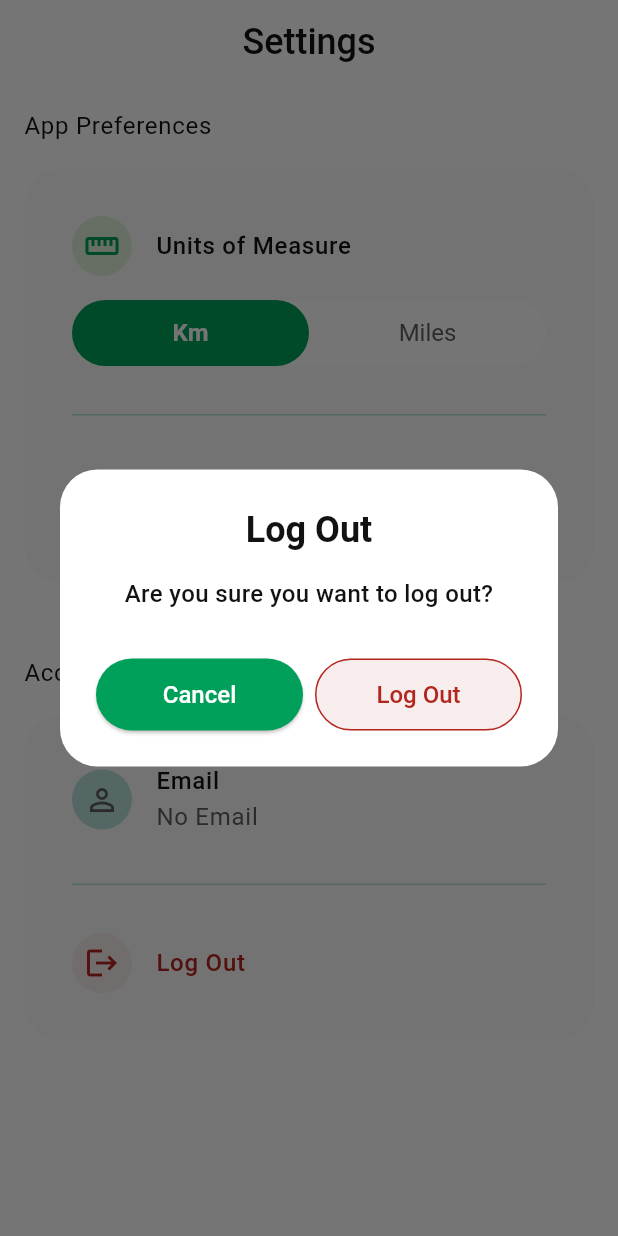
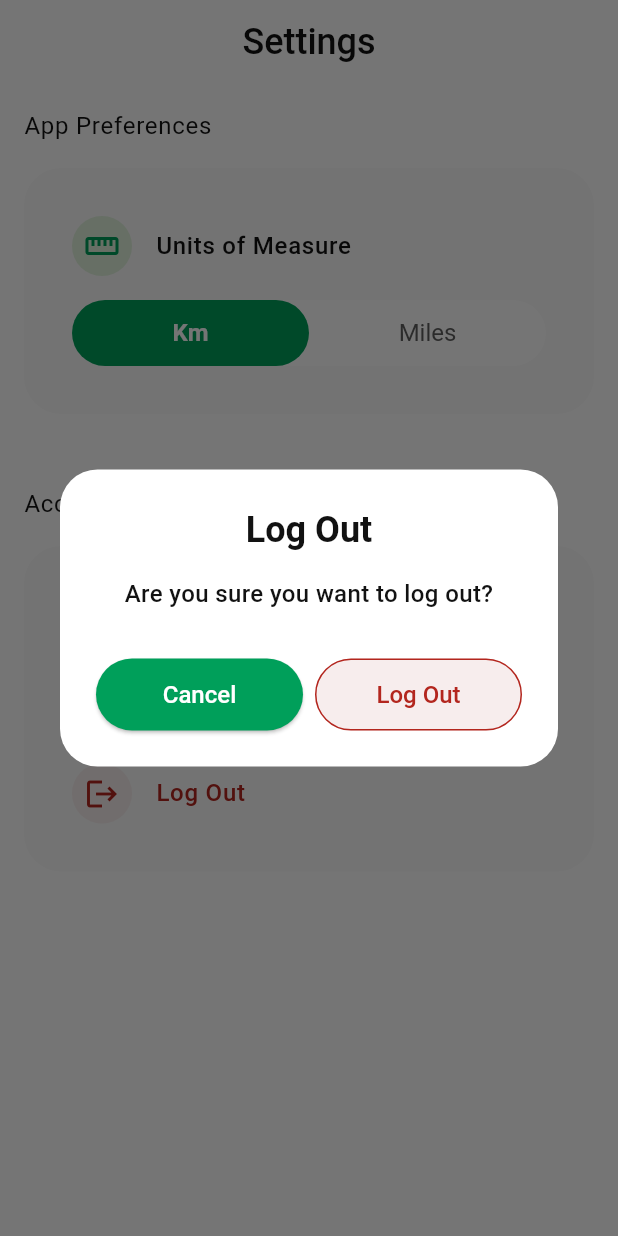
Before and after one commit to Roma220342/VeloTracker, a Flutter app: the SettingsScreen screen opened directly, after a tap on "Log Out", on a phone screen of 412 x 824 dp. Run offline on Flutter 3.47's test engine with Material 3 defaults, Android fonts, the phone set to English and light mode, and no system bars; our stand-ins replace dio, flutter_map, flutter_secure_storage, flutter_svg, geolocator, google_sign_in and 4 more; accounts and stored records are empty; network calls fail.

Commit message:
Create guest mode

```diff
--- a/lib/screens/settings_screen.dart
+++ b/lib/screens/settings_screen.dart
@@ -5,6 +5,7 @@ import 'package:velotracker/theme/app_theme.dart';
 import 'package:velotracker/widgets/settings_widgets/setting_item.dart';
 import 'package:velotracker/widgets/settings_widgets/unit_option_button.dart';
 import 'package:velotracker/widgets/settings_widgets/logout_dialog.dart';
+import 'package:velotracker/screens/auth_screens/sign_up_screen.dart';
 
 class SettingsScreen extends StatefulWidget {
   const SettingsScreen({super.key});
@@ -20,12 +21,6 @@ class _SettingsScreenState extends State<SettingsScreen> {
   void initState() {
     super.initState();
     _controller.loadSettings();
-  }
-
-  @override
-  void dispose() {
-    _controller.dispose();
-    super.dispose();
   }
 
   void _showLogoutDialog() async {
@@ -53,6 +48,7 @@ class _SettingsScreenState extends State<SettingsScreen> {
     return ListenableBuilder(
       listenable: _controller,
       builder: (context, child) {
+
         if (_controller.isLoading) {
           return const Scaffold(
             body: Center(child: CircularProgressIndicator()),
@@ -74,6 +70,8 @@ class _SettingsScreenState extends State<SettingsScreen> {
                 children: [
                   Text('App Preferences', style: theme.textTheme.bodyLarge),
                   const SizedBox(height: 16),
+
+                  // --- БЛОК 1: НАЛАШТУВАННЯ ДОДАТКУ ---
                   Container(
                     padding: const EdgeInsets.all(32),
                     decoration: BoxDecoration(
@@ -132,28 +130,15 @@ class _SettingsScreenState extends State<SettingsScreen> {
                             },
                           ),
                         ),
-
-                        const SizedBox(height: 32),
-                        const Divider(height: 1, color: outlineColor),
-                        const SizedBox(height: 32),
-
-                        // Dark Mode
-                        SettingItem(
-                          icon: Icons.dark_mode_outlined,
-                          title: 'Dark Mode',
-                          trailing: Switch(
-                            value: _controller.isDarkMode,
-                            activeThumbColor: primaryColor,
-                            inactiveThumbColor: textPrimaryColor,
-                            onChanged: _controller.toggleTheme,
-                          ),
-                        ),
                       ],
                     ),
                   ),
+
                   const SizedBox(height: 48),
                   Text('Account Actions', style: theme.textTheme.bodyLarge),
                   const SizedBox(height: 16),
+
+                  // --- БЛОК 2: АКАУНТ ---
                   Container(
                     padding: const EdgeInsets.all(32),
                     decoration: BoxDecoration(
@@ -162,6 +147,35 @@ class _SettingsScreenState extends State<SettingsScreen> {
                     ),
                     child: Column(
                       children: [
+                        if (_controller.isGuest) ...[
+
+                          SettingItem(
+                            icon: Icons.person_add_alt_1,
+                            title: 'Finish Registration',
+                            subtitle: 'Save your data permanently',
+                            iconColor: theme.colorScheme.primary,
+                            iconBgColor: primaryContainerColor,
+                            onTap: null,
+                          ),
+
+                          const SizedBox(height: 12),
+
+                          // 2. Кнопка "Sign Up"
+                          SizedBox(
+                            width: double.infinity,
+                            child: ElevatedButton(
+                              onPressed: () {
+                                Navigator.of(context).push(
+                                  MaterialPageRoute(
+                                    builder: (context) => const SignUpScreen(isGuestConversion: true),
+                                  ),
+                                );
+                              },
+                              child: const Text('Sign Up'),
+                            ),
+                          ),
+                        ] else ...[
+                          // === ВАРІАНТ ДЛЯ ЗАРЕЄСТРОВАНОГО ===
                           SettingItem(
                             icon: Icons.person_outline,
                             title: 'Email',
@@ -169,16 +183,20 @@ class _SettingsScreenState extends State<SettingsScreen> {
                             iconColor: textSecondaryColor,
                             iconBgColor: outlineColor,
                           ),
+                        ],
+
                         const SizedBox(height: 32),
                         const Divider(height: 1, color: outlineColor),
                         const SizedBox(height: 32),
+
+                        // Кнопка Log Out
                         SettingItem(
                           icon: Icons.logout,
                           title: 'Log Out',
                           iconColor: errorColor,
                           iconBgColor: errorContainerColor,
                           isDestructive: true,
-                          onTap: _showLogoutDialog, // Тут нічого змінювати не треба
+                          onTap: _showLogoutDialog,
                         ),
                       ],
                     ),
--- a/lib/services/settings_service.dart
+++ b/lib/services/settings_service.dart
@@ -4,10 +4,11 @@ import 'package:velotracker/services/preferences_service.dart';
 import 'package:velotracker/utils/app_logger.dart';
 
 class SettingsController extends ChangeNotifier {
-  // 1. Робимо Singleton, щоб мати доступ до одного й того ж екземпляра всюди
   static final SettingsController _instance = SettingsController._internal();
   factory SettingsController() => _instance;
   SettingsController._internal();
+
+  bool get isGuest => userEmail == 'Guest';
 
   final AuthService _authService = AuthService();
   final PreferencesService _prefsService = PreferencesService();
@@ -17,19 +18,17 @@ class SettingsController extends ChangeNotifier {
   String userEmail = 'Loading...';
   bool isLoading = true;
 
-  // --- ХЕЛПЕРИ ДЛЯ КОНВЕРТАЦІЇ ---
-
   // Отримати назву одиниці виміру
   String get distanceUnit => isKmSelected ? 'km' : 'mi';
   String get speedUnit => isKmSelected ? 'km/h' : 'mph';
 
-  // Конвертувати дистанцію (вхід завжди в км)
+  // Конвертувати дистанцію
   double convertDistance(double km) {
     if (isKmSelected) return km;
     return km * 0.621371;
   }
 
-  // Конвертувати швидкість (вхід завжди в км/год)
+  // Конвертувати швидкість
   double convertSpeed(double kmh) {
     if (isKmSelected) return kmh;
     return kmh * 0.621371;
@@ -37,8 +36,7 @@ class SettingsController extends ChangeNotifier {
 
   // Завантаження налаштувань
   Future<void> loadSettings() async {
-    // (Логіка завантаження залишається такою ж, як була)
-    if (!isLoading) isLoading = true; // Тільки якщо треба оновити UI
+    if (!isLoading) isLoading = true;
 
     try {
       final isKm = await _prefsService.getUnitSystem();
@@ -48,8 +46,14 @@ class SettingsController extends ChangeNotifier {
       isKmSelected = isKm;
       isDarkMode = isDark;
 
-      if (userProfile != null && userProfile['email'] != null) {
-        userEmail = userProfile['email'];
+     if (userProfile != null && userProfile['email'] != null) {
+        final String rawEmail = userProfile['email'];
+
+        if (rawEmail.endsWith('@velotracker.anon')) {
+          userEmail = 'Guest';
+        } else {
+          userEmail = rawEmail;
+        }
       } else {
         userEmail = 'No Email';
       }
@@ -58,7 +62,7 @@ class SettingsController extends ChangeNotifier {
       userEmail = 'Connection Error';
     } finally {
       isLoading = false;
-      notifyListeners(); // Це оновить всі екрани
+      notifyListeners();
     }
   }
 
@@ -66,19 +70,9 @@ class SettingsController extends ChangeNotifier {
     if (isKmSelected == isKm) return;
 
     isKmSelected = isKm;
-    notifyListeners(); // Всі екрани моментально змінять цифри
-
+    notifyListeners();
     await _prefsService.setUnitSystem(isKm);
     logger.i('Unit system saved: ${isKm ? "km" : "miles"}');
-  }
-
-  Future<void> toggleTheme(bool isDark) async {
-    if (isDarkMode == isDark) return;
-
-    isDarkMode = isDark;
-    notifyListeners();
-
-    await _prefsService.setDarkMode(isDark);
   }
 
   Future<void> logout() async {
```
Also changed, not shown: lib/screens/auth_screens/sign_up_screen.dart (+72 -13 lines), lib/screens/forgot_password_screens/code_verification_screen.dart (+6 -8 lines), lib/screens/welcom_screens/welcome_screen.dart (+29 -4 lines), lib/services/auth_service.dart (+109 -14 lines), lib/widgets/settings_widgets/guest_signup_dialog.dart (added). Lines whose indentation alone changed are shown as unchanged.
